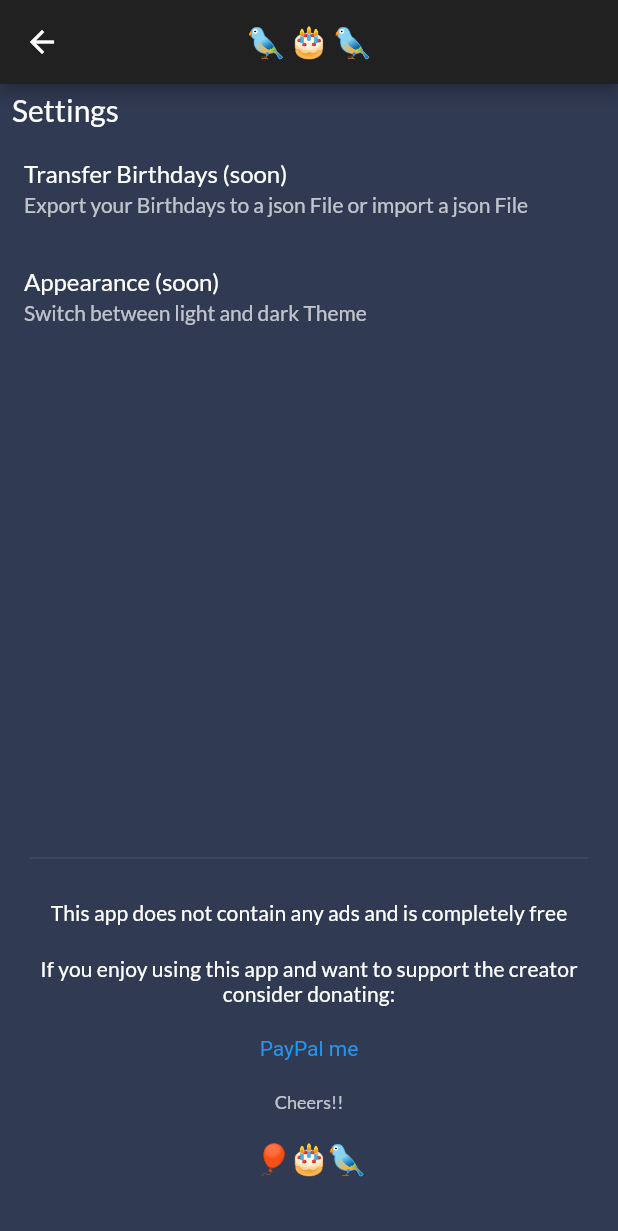
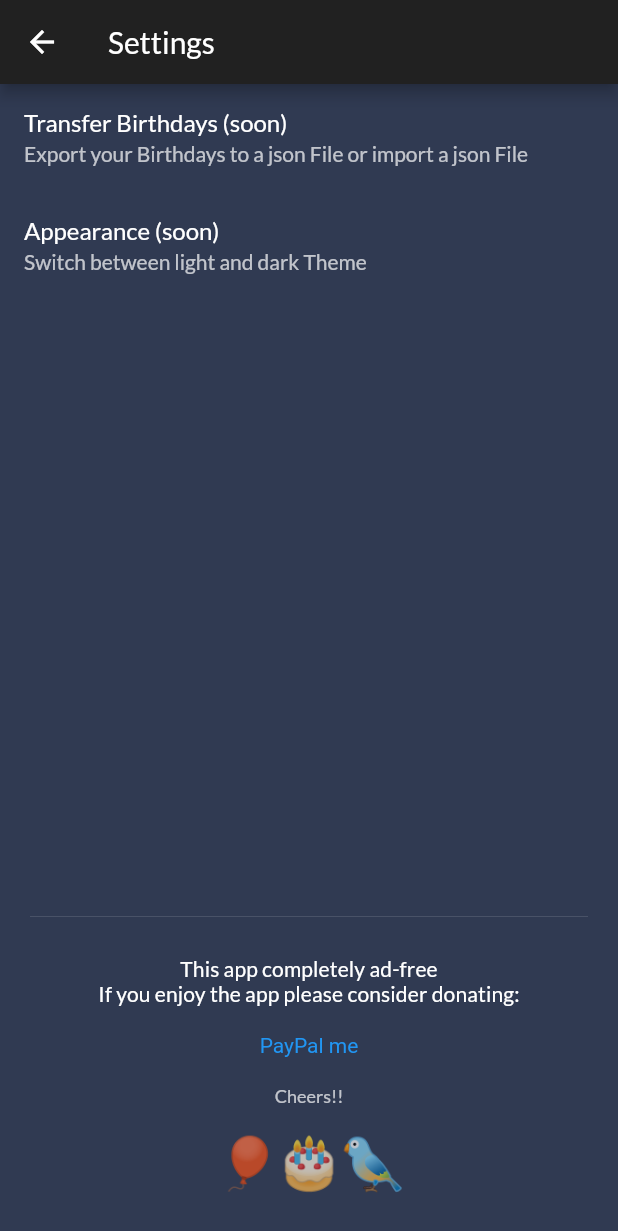
Before and after one commit to LUKEx76/happy_bird_day, a Flutter app: the screen it shows after launch, tab 2 chosen, after a tap on the "settings" icon, on a phone screen of 412 x 824 dp. Shown: the top 1231 px of the screen. Run offline on Flutter 3.47's test engine with Material 2 defaults, Android fonts, the phone set to English and light mode, and no system bars; our stand-ins replace flutter_local_notifications, flutter_native_timezone, google_fonts, sqflite, table_calendar, timezone; missing offline and left inert: workmanager; accounts and stored records are empty.

Commit message:
Tidy up settings screen

```diff
--- a/lib/main.dart
+++ b/lib/main.dart
@@ -20,6 +20,8 @@ void main() {
 
 //TODO: Implement Export/Import
 //TODO: Create Splashscreen
+//TODO: Order Birthdays on ListView
+//TODO: Introduce new theme
 class BirdDayApp extends StatelessWidget {
   @override
   Widget build(BuildContext context) {
--- a/lib/services/util.dart
+++ b/lib/services/util.dart
@@ -36,6 +36,7 @@ List<Birthday> getBirthdaysFromMonthIndex(
     if (key.year == DateTime.now().year && key.month == monthIndex + 1)
       result.addAll(value);
   });
+  //birthdays.sort();
   return result;
 }
 
--- a/lib/views/home/birthday_form/birthday_form.dart
+++ b/lib/views/home/birthday_form/birthday_form.dart
@@ -38,6 +38,7 @@ class _BirthdayFormState extends State<BirthdayForm> {
             decoration: InputDecoration(labelText: "Name"),
             validator: (input) {
               if (input == null || input.isEmpty) return "!";
+              return null;
             },
             onChanged: (value) => setState(
               () => _birthday.name = value.trim(),
@@ -66,6 +67,7 @@ class _BirthdayFormState extends State<BirthdayForm> {
                     if (int.tryParse(input.trim()) == null) return "!";
                     int day = int.parse(input.trim());
                     if (day < 1 || day > 31) return "!";
+                    return null;
                   },
                   onChanged: (value) => setState(
                       () => _birthday.birthDay = int.tryParse(value) ?? 0),
@@ -90,6 +92,7 @@ class _BirthdayFormState extends State<BirthdayForm> {
                     if (int.tryParse(input.trim()) == null) return "!";
                     int month = int.parse(input.trim());
                     if (month < 1 || month > 12) return "!";
+                    return null;
                   },
                   onChanged: (value) => setState(
                       () => _birthday.birthMonth = int.tryParse(value) ?? 0),
@@ -113,6 +116,7 @@ class _BirthdayFormState extends State<BirthdayForm> {
                       int year = int.parse(input.trim());
                       if (year < 1900 || year > DateTime.now().year) return "!";
                     }
+                    return null;
                   },
                   onChanged: (value) =>
                       setState(() => _birthday.birthYear = int.tryParse(value)),
--- a/lib/views/home/birthday_list/birthday_month_card.dart
+++ b/lib/views/home/birthday_list/birthday_month_card.dart
@@ -14,13 +14,15 @@ class BirthdayMonthCard extends StatelessWidget {
     return Card(
       color: Color.lerp(colorPalette.primaryColor, colorPalette.darkAccentColor,
           (monthIndex + 1) / 13),
+      child: Padding(
+        padding: EdgeInsets.symmetric(horizontal: 0, vertical: 5),
         child: Column(
           children: [
             Text(
               monthMap[monthIndex] ?? "",
               style: Theme.of(context).textTheme.subtitle1,
             ),
-          SizedBox(height: 10),
+            SizedBox(height: 2),
             birthdays.length != 0
                 ? GridView.builder(
                     gridDelegate: SliverGridDelegateWithFixedCrossAxisCount(
@@ -57,6 +59,7 @@ class BirthdayMonthCard extends StatelessWidget {
                 : SizedBox(height: 20),
           ],
         ),
+      ),
     );
   }
 }
--- a/lib/views/settings/donation_panel.dart
+++ b/lib/views/settings/donation_panel.dart
@@ -6,20 +6,15 @@ class DonationPanel extends StatelessWidget {
   @override
   Widget build(BuildContext context) {
     return SizedBox(
-      height: 300,
+      height: 250,
       child: Padding(
         padding: EdgeInsets.all(20),
         child: Column(
-          mainAxisAlignment: MainAxisAlignment.spaceEvenly,
+          mainAxisAlignment: MainAxisAlignment.spaceAround,
           children: [
             Divider(),
             Text(
-              "This app does not contain any ads and is completely free",
-              textAlign: TextAlign.center,
-              style: Theme.of(context).textTheme.subtitle2,
-            ),
-            Text(
-              "If you enjoy using this app and want to support the creator consider donating:",
+              "This app completely ad-free\nIf you enjoy the app please consider donating:",
               textAlign: TextAlign.center,
               style: Theme.of(context).textTheme.subtitle2,
             ),
@@ -39,7 +34,7 @@ class DonationPanel extends StatelessWidget {
             ),
             Text(
               "🎈🎂🐦",
-              style: Theme.of(context).textTheme.headline6,
+              style: Theme.of(context).textTheme.headline4,
             ),
           ],
         ),
--- a/lib/views/settings/settings_list.dart
+++ b/lib/views/settings/settings_list.dart
@@ -6,13 +6,6 @@ class SettingsList extends StatelessWidget {
     return Column(
       crossAxisAlignment: CrossAxisAlignment.start,
       children: [
-        Padding(
-          padding: EdgeInsets.symmetric(horizontal: 8.0, vertical: 5),
-          child: Text(
-            "Settings",
-            style: Theme.of(context).textTheme.headline6,
-          ),
-        ),
         ListTile(
           title: Text("Transfer Birthdays (soon)"),
           subtitle: Text(
--- a/lib/views/settings/settings_screen.dart
+++ b/lib/views/settings/settings_screen.dart
@@ -6,10 +6,7 @@ class SettingsScreen extends StatelessWidget {
   @override
   Widget build(BuildContext context) {
     return Scaffold(
-      appBar: AppBar(
-        title: Text("🐦 🎂 🐦"),
-        centerTitle: true,
-      ),
+      appBar: AppBar(title: Text("Settings")),
       body: Column(
         mainAxisAlignment: MainAxisAlignment.spaceBetween,
         children: [
```
Lines whose indentation alone changed are shown as unchanged.
